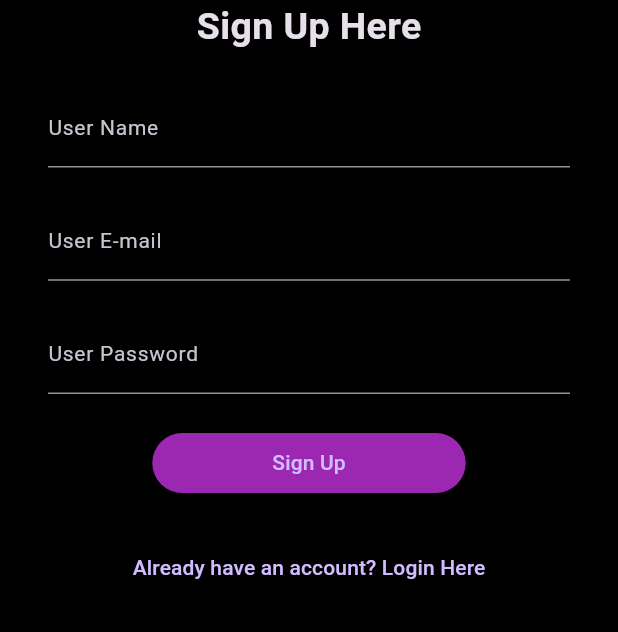
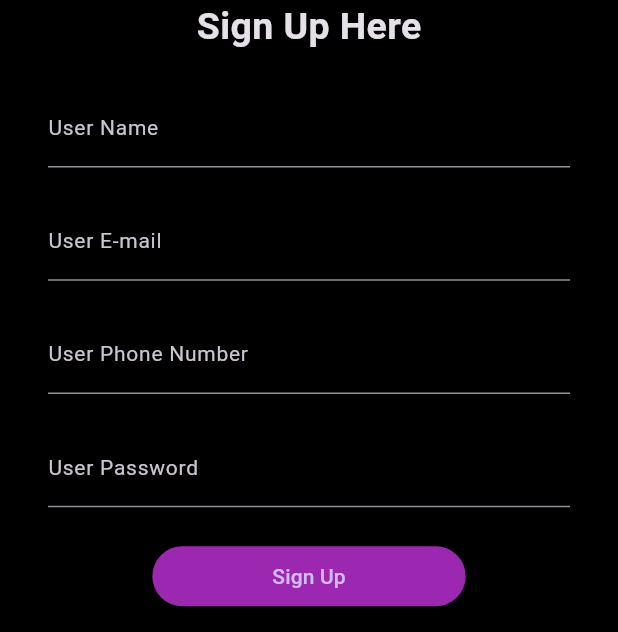
Before and after one commit to 73-sk-nahid/UBER-Clone-Flutter-, a Flutter app: the SignUpScreen screen opened directly, on a phone screen of 412 x 824 dp, the part 604-1236 px from its top. Run offline on Flutter 3.47's test engine with Material 3 defaults, Android fonts, the phone set to English and light mode, and no system bars.

Commit message:
phone number added

```diff
--- a/lib/authentication/signup_screen.dart
+++ b/lib/authentication/signup_screen.dart
@@ -12,6 +12,7 @@ class _SignUpScreenState extends State<SignUpScreen>
 {
   TextEditingController userNameTextEditingController = TextEditingController();
   TextEditingController emailTextEditingController = TextEditingController();
+  TextEditingController phoneNumberTextEditingController = TextEditingController();
   TextEditingController passwordTextEditingController = TextEditingController();
   @override
   Widget build(BuildContext context)
@@ -57,6 +58,21 @@ class _SignUpScreenState extends State<SignUpScreen>
                         keyboardType: TextInputType.emailAddress,
                         decoration: const InputDecoration(
                           labelText: "User E-mail",
+                          labelStyle: TextStyle(
+                            fontSize: 14,
+                          ),
+                        ),
+                        style: const TextStyle(
+                          color: Colors.grey,
+                          fontSize: 15,
+                        ),
+                      ),const SizedBox(height: 22,),
+
+                      TextField(
+                        controller: phoneNumberTextEditingController,
+                        keyboardType: TextInputType.phone,
+                        decoration: const InputDecoration(
+                          labelText: "User Phone Number",
                           labelStyle: TextStyle(
                             fontSize: 14,
                           ),
--- a/lib/main.dart
+++ b/lib/main.dart
@@ -1,5 +1,5 @@
 import 'package:flutter/material.dart';
-import 'package:uber_clone_user_app/authentication/signup_screen.dart';
+import 'package:uber_clone_user_app/authentication/login_screen.dart';
 
 void main() {
   runApp(const MyApp());
@@ -16,7 +16,7 @@ class MyApp extends StatelessWidget {
       theme: ThemeData.dark().copyWith(
         scaffoldBackgroundColor: Colors.black,
       ),
-      home:const SignUpScreen(),
+      home:const LogInScreen(),
     );
   }
 }
```
